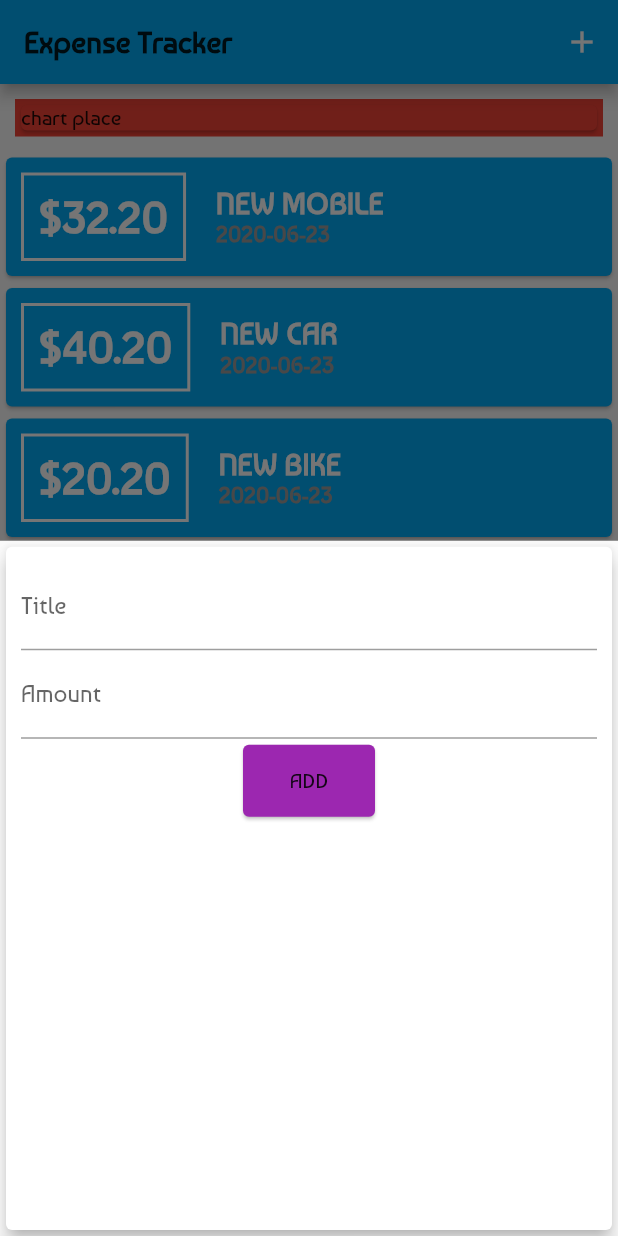
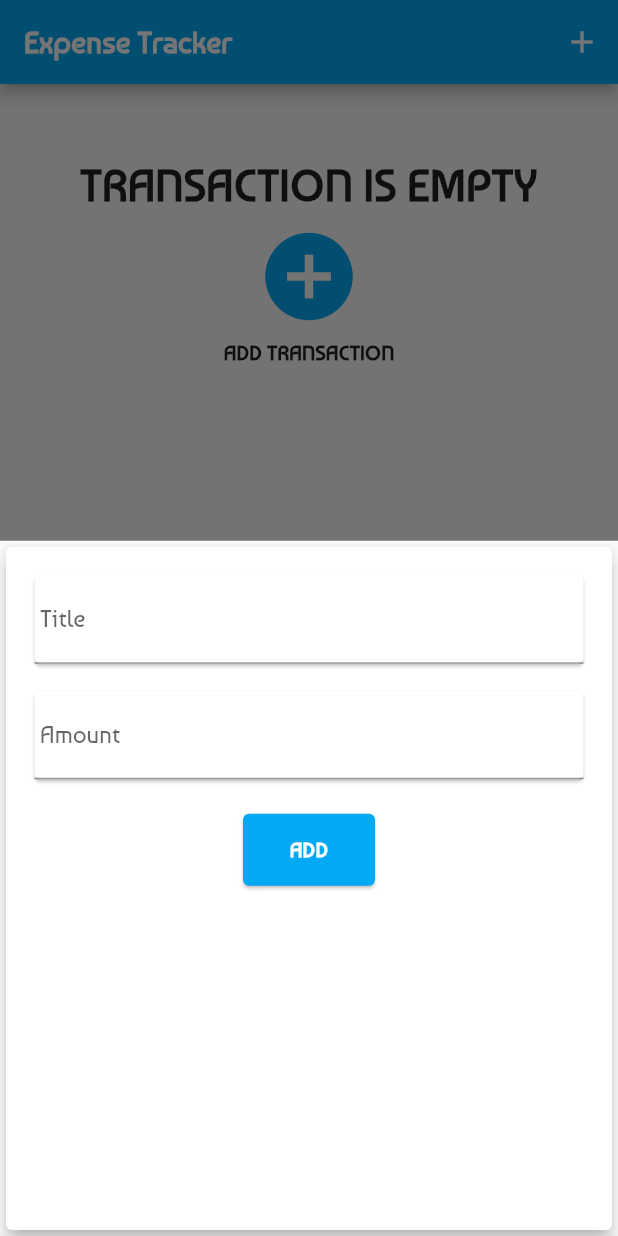
Before and after one commit to dihsarjr/ExpenseTracker, a Flutter app: the screen it shows after launch, after a tap on the "add" icon, on a phone screen of 412 x 824 dp. Run offline on Flutter 3.47's test engine with Material 2 defaults, Android fonts, the phone set to English and light mode, and no system bars.

Commit message:
emptyTransactionViewDone

```diff
--- a/lib/main.dart
+++ b/lib/main.dart
@@ -27,36 +27,36 @@ class HomePage extends StatefulWidget {
 
 class _HomePageState extends State<HomePage> {
   final List<Transaction> transaction = [
-    Transaction(
-      id: 't1',
-      amount: 32.20,
-      title: 'NEW MOBILE',
-      date: DateTime.now(),
-    ),
-    Transaction(
-      id: 't2',
-      amount: 40.20,
-      title: 'NEW CAR',
-      date: DateTime.now(),
-    ),
-    Transaction(
-      id: 't3',
-      amount: 20.20,
-      title: 'NEW BIKE',
-      date: DateTime.now(),
-    ),
-    Transaction(
-      id: 't4',
-      amount: 10.20,
-      title: 'NEW LAPTOP',
-      date: DateTime.now(),
-    ),
-    Transaction(
-      id: 't5',
-      amount: 10.20,
-      title: 'NEW lock',
-      date: DateTime.now(),
-    ),
+//    Transaction(
+//      id: 't1',
+//      amount: 32.20,
+//      title: 'NEW MOBILE',
+//      date: DateTime.now(),
+//    ),
+//    Transaction(
+//      id: 't2',
+//      amount: 40.20,
+//      title: 'NEW CAR',
+//      date: DateTime.now(),
+//    ),
+//    Transaction(
+//      id: 't3',
+//      amount: 20.20,
+//      title: 'NEW BIKE',
+//      date: DateTime.now(),
+//    ),
+//    Transaction(
+//      id: 't4',
+//      amount: 10.20,
+//      title: 'NEW LAPTOP',
+//      date: DateTime.now(),
+//    ),
+//    Transaction(
+//      id: 't5',
+//      amount: 10.20,
+//      title: 'NEW lock',
+//      date: DateTime.now(),
+//    ),
   ];
   void _newAdNewTransaction(String txTitle, double txAmount) {
     final _newTx = Transaction(
@@ -88,7 +88,7 @@ class _HomePageState extends State<HomePage> {
       appBar: AppBar(
         title: Text(
           'Expense Tracker',
-          style: TextStyle(fontWeight: FontWeight.bold),
+          style: TextStyle(fontWeight: FontWeight.bold, color: Colors.white),
         ),
         actions: <Widget>[
           IconButton(
@@ -101,7 +101,34 @@ class _HomePageState extends State<HomePage> {
         ],
       ),
       body: SingleChildScrollView(
-        child: Column(
+        child: transaction.isEmpty
+            ? Column(
+                children: <Widget>[
+                  Container(
+                    margin: EdgeInsets.fromLTRB(20, 50, 20, 0),
+                    child: Center(
+                      child: Text(
+                        'TRANSACTION IS EMPTY',
+                        style: TextStyle(
+                            fontWeight: FontWeight.bold, fontSize: 30),
+                      ),
+                    ),
+                  ),
+                  IconButton(
+                    icon: Icon(
+                      Icons.add_circle,
+                      color: Colors.lightBlue,
+                    ),
+                    iconSize: 70,
+                    onPressed: () => startNewTX(context),
+                  ),
+                  Text(
+                    'ADD TRANSACTION',
+                    style: TextStyle(fontWeight: FontWeight.bold),
+                  )
+                ],
+              )
+            : Column(
                 children: <Widget>[
                   Container(
                     margin: EdgeInsets.all(10),
--- a/lib/widgets/new_transactions.dart
+++ b/lib/widgets/new_transactions.dart
@@ -36,25 +36,42 @@ class _NewTransactionsState extends State<NewTransactions> {
         margin: EdgeInsets.all(10),
         child: Column(
           children: <Widget>[
-            TextField(
-              decoration: InputDecoration(labelText: 'Title'),
+            Container(
+              padding: EdgeInsets.all(5),
+              child: Card(
+                child: TextField(
+                  decoration: InputDecoration(labelText: ' Title'),
                   controller: titleControl,
                   onSubmitted: (_) => submitFunction(),
                 ),
-            TextField(
-              decoration: InputDecoration(labelText: 'Amount'),
+              ),
+            ),
+            Container(
+              padding: EdgeInsets.all(5),
+              child: Card(
+                child: TextField(
+                  decoration: InputDecoration(labelText: ' Amount'),
                   controller: amountControl,
                   keyboardType: TextInputType.number,
                   onSubmitted: (_) => submitFunction(),
                 ),
-            Card(
-              color: Colors.purple,
+              ),
+            ),
+            Container(
+              padding: EdgeInsets.all(10),
+              child: Card(
+                color: Colors.lightBlue,
                 child: FlatButton(
                   child: Container(
                     padding: EdgeInsets.all(10),
-                  child: Text('ADD'),
+                    child: Text(
+                      'ADD',
+                      style: TextStyle(
+                          color: Colors.white, fontWeight: FontWeight.bold),
+                    ),
                   ),
                   onPressed: submitFunction,
+                ),
               ),
             ),
           ],
```
Lines whose indentation alone changed are shown as unchanged.
